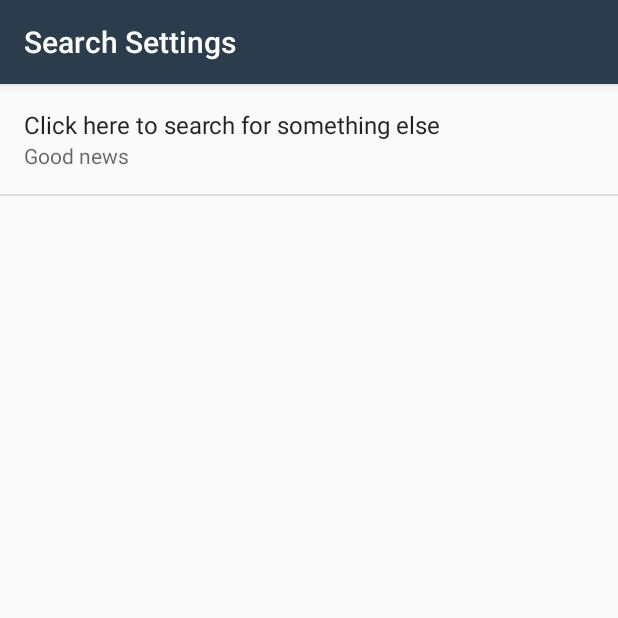
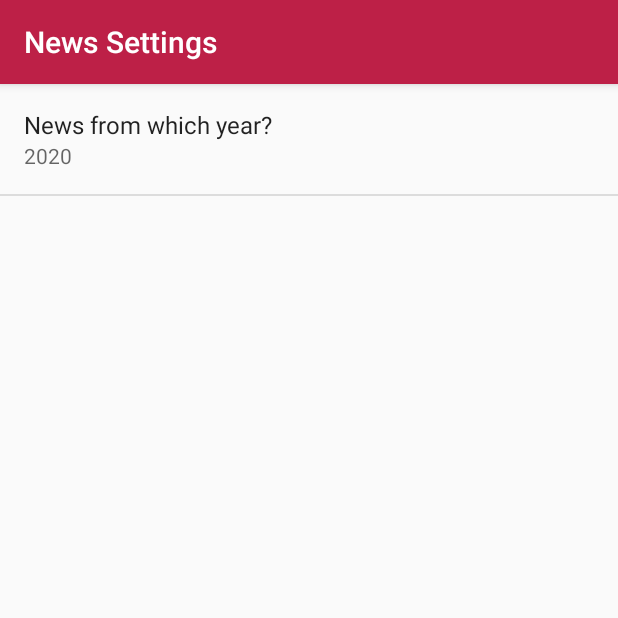
Before and after one commit to pinefoambath/GuardianAPI_App, an Android app: the screen it shows after launch (SettingsActivity), after a tap on "Settings", on a phone screen of 412 x 824 dp, the top half of it. Run offline under Robolectric (Android 15) with nearby library versions, the phone set to English and light mode, and no system bars.

Commit message:
imrpove the earch algorythm and added year search functionality

```diff
--- a/app/src/main/java/com/example/android/guardianappVersionFive/ArticleActivity.java
+++ b/app/src/main/java/com/example/android/guardianappVersionFive/ArticleActivity.java
@@ -160,7 +160,8 @@ public class ArticleActivity extends AppCompatActivity
     public Loader<List<Article>> onCreateLoader(int i, Bundle bundle) {
 
         SharedPreferences sharedPrefs = PreferenceManager.getDefaultSharedPreferences(this);
-        String searchTopicFixed = "\"good news\"";
+        String searchTopicFixed = "\"great news\" OR \"good news\" AND NOT Kraft Corona Boris Coronavirus Covid JP Racing crisis \"no good news\" \"bad news is good news\" \"news, says Chinese\" \"not all good news\" \"despite good news\" \"not good news\" \"but less so for\" \"house price crash\" \"economic hazards\" \"good news. But\" \"inheritance tax\" \"rate cuts are good\"";
+
         //previous combined search terms where"
         //"20OR%20happy%20OR%20amazing%20OR%20wellbeing%20OR%20compassion%20OR%20positive%20OR%20kindness%20OR%20celebrate%20NOT%20accuse";
 
@@ -171,24 +172,33 @@ public class ArticleActivity extends AppCompatActivity
         );
         Uri baseUri = Uri.parse(GUARDIAN_REQUEST_URL);
 
+        // build the date component of the URl based on user input;
+
+        String dateFromString = searchTopic + "-01-01";
+        String dateToString = searchTopic + "-12-31";
+
         // pick a random number between 0 and 9 and add 1
-        Random rn = new Random();
-        int pageRandom = rn.nextInt(3) + 1;
-        // check in the log that this code is working:
-        System.out.println
-                ("The Randomly generated integer is : " + pageRandom);
+//        Random rn = new Random();
+//        int pageRandom = rn.nextInt(1) + 1;
+//        // check in the log that this code is working:
+//        System.out.println
+//                ("The Randomly generated integer is : " + pageRandom);
         // convert this to a string so that the guardian api is happy:
-        String pageString = Integer.toString(pageRandom);
+//        String pageString = Integer.toString(pageRandom);
 
         Uri.Builder uriBuilder = baseUri.buildUpon();
         // the below line, after q originally featured "searchTopic"
         uriBuilder.appendQueryParameter("q", searchTopicFixed);
+        uriBuilder.appendQueryParameter("query-fields", "headline");
         uriBuilder.appendQueryParameter("show-tags", "contributor");
         // Pick a random page number via the page random we've just created:
-        uriBuilder.appendQueryParameter("page", pageString);
-        // I added this new line below to show more results
-        uriBuilder.appendQueryParameter("page-size", "15");
-      //  uriBuilder.appendQueryParameter("section", "film");
+        //uriBuilder.appendQueryParameter("page", searchTopic);
+        // show articles from the year the user has selected:
+        uriBuilder.appendQueryParameter("from-date", dateFromString);
+        uriBuilder.appendQueryParameter("to-date", dateToString);
+        uriBuilder.appendQueryParameter("page-size", "50");
+        // do not order by date but by relevance
+        uriBuilder.appendQueryParameter("order-by", "relevance");
         uriBuilder.appendQueryParameter("api-key", "8e81b867-2ffe-456d-b00e-fd87b080f822");
         // print the final url in the Logcat:
         System.out.println
--- a/app/src/main/res/layout/article_list_item.xml
+++ b/app/src/main/res/layout/article_list_item.xml
@@ -62,9 +62,10 @@
         android:maxLines="2"
         android:textSize="16sp"
         tools:text="author name" />
+
     <TextView
         android:layout_width="match_parent"
         android:layout_height="8dp"
-        android:backgroundTint="@color/Title"/>
+        android:backgroundTint="@color/Title" />
 
 </LinearLayout>
--- a/app/src/main/res/menu/main.xml
+++ b/app/src/main/res/menu/main.xml
@@ -16,6 +16,7 @@
     xmlns:app="http://schemas.android.com/apk/res-auto"
     xmlns:tools="http://schemas.android.com/tools"
     tools:context="com.example.android.guardianappVersionFive.ArticleActivity">
+
     <item
         android:id="@+id/action_settings"
         android:title="@string/settings_menu_item"
--- a/app/src/main/res/values/colors.xml
+++ b/app/src/main/res/values/colors.xml
@@ -15,7 +15,8 @@
 -->
 <resources>
     <!-- Primary color of the app (shown in the app bar) -->
-    <color name="colorPrimary">#2B3D4D</color>
+<!--    <color name="colorPrimary">#2B3D4D</color>-->
+    <color name="colorPrimary">#bd2047</color>
 
     <!-- Primary dark color of the app (shown in the status bar) -->
     <color name="colorPrimaryDark">#23303D</color>
--- a/app/src/main/res/values/strings.xml
+++ b/app/src/main/res/values/strings.xml
@@ -15,22 +15,22 @@
 -->
 <resources>
     <!-- Title for the application. [CHAR LIMIT=12] -->
-    <string name="app_name">Good News</string>
+    <string name="app_name">😁 Good News 👇🏾👇👇🏿 🎉</string>
 
     <!-- Default text to show with the article location ("Near the Pacific-Antarctic Ridge")
          if no specific kilometer distance from the primary location is given [CHAR LIMIT=30] -->
     <string name="near_the">Near the</string>
 
     <!-- Text to display in the list when there are no articles [CHAR LIMIT=NONE] -->
-    <string name="no_articles">No articles found.</string>
+    <string name="no_articles">Yikes! No articles found 🤷‍♀️</string>
 
     <!-- Error message when there is no internet connectivity [CHAR LIMIT=NONE] -->
-    <string name="no_internet_connection">No internet connection.</string>
+    <string name="no_internet_connection">Sorry, there is no internet connection 😳</string>
 
     <!-- Settings Menu Item [CHAR LIMIT=NONE] -->
     <string name="settings_menu_item">Settings</string>
     <!-- Settings Activity Title [CHAR LIMIT=NONE] -->
-    <string name="settings_title">Search Settings</string>
+    <string name="settings_title">News Settings</string>
 
     <!-- Strings For Minimum Magnitude Preference [CHAR LIMIT=30] -->
     <string name="settings_min_magnitude_label">Minimum Magnitude</string>
@@ -50,8 +50,8 @@
     <string name="settings_order_by_most_recent_label">Most Recent</string>
     <string name="settings_order_by_most_recent_value" translatable="false">time</string>
 
-    <string name = "settings_defaultTopic">Good news</string>
+    <string name = "settings_defaultTopic">2020</string>
     <string name="query_topic">search</string>
-    <string name="search_Topic">Click here to search for something else</string>
+    <string name="search_Topic">News from which year?</string>
 
 </resources>
```
